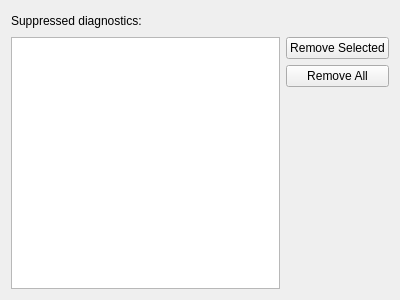
This is src/plugins/clangtools/clangtoolsprojectsettingswidget.ui in qt-creator/qt-creator as Qt 5 draws it before an edit. The edited form follows.
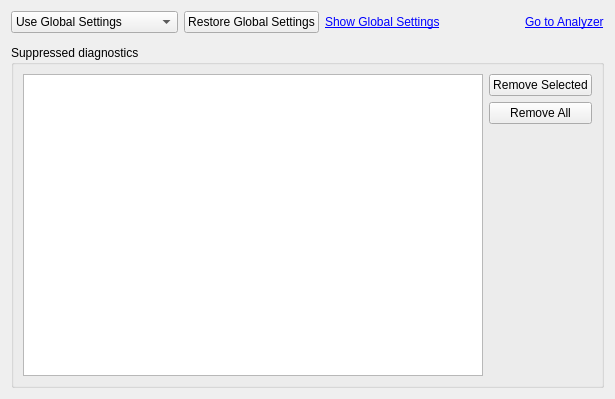
This is the edited form. Custom widgets are drawn as their Qt base class.

Commit message:
ClangTools: Move run settings to projects mode
Make the global run settings available per project in project mode and
thus remove the diagnostic config selection from the
selectable-files-dialog:

 * Extract the classes RunSettings and RunSettingsWidget instead of
   duplicating stuff.
 * Ensure to pick up the old settings
 * Add some convenience buttons/links in projects mode allowing to
   restore the global settings, to open the global settings and to
   navigate (back) to the analyzer mode.

What changed in the file:
```diff
--- a/src/plugins/clangtools/clangtoolsprojectsettingswidget.ui
+++ b/src/plugins/clangtools/clangtoolsprojectsettingswidget.ui
@@ -6,20 +6,41 @@
    <rect>
     <x>0</x>
     <y>0</y>
-    <width>400</width>
-    <height>300</height>
+    <width>615</width>
+    <height>399</height>
    </rect>
   </property>
   <property name="windowTitle">
    <string/>
   </property>
-  <layout class="QVBoxLayout" name="verticalLayout_2">
+  <layout class="QVBoxLayout" name="verticalLayout_3">
    <item>
     <layout class="QHBoxLayout" name="horizontalLayout">
      <item>
-      <widget class="QLabel" name="label">
+      <widget class="QComboBox" name="globalCustomComboBox">
+       <item>
        <property name="text">
-        <string>Suppressed diagnostics:</string>
+         <string>Use Global Settings</string>
+        </property>
+       </item>
+       <item>
+        <property name="text">
+         <string>Use Customized Settings</string>
+        </property>
+       </item>
+      </widget>
+     </item>
+     <item>
+      <widget class="QPushButton" name="restoreGlobal">
+       <property name="text">
+        <string>Restore Global Settings</string>
+       </property>
+      </widget>
+     </item>
+     <item>
+      <widget class="QLabel" name="gotoGlobalSettingsLabel">
+       <property name="text">
+        <string>&lt;a href=&quot;target&quot;&gt;Show Global Settings&lt;/a&gt;</string>
        </property>
       </widget>
      </item>
@@ -36,8 +57,24 @@
        </property>
       </spacer>
      </item>
+     <item>
+      <widget class="QLabel" name="gotoAnalyzerModeLabel">
+       <property name="text">
+        <string>&lt;a href=&quot;target&quot;&gt;Go to Analyzer&lt;/a&gt;</string>
+       </property>
+      </widget>
+     </item>
     </layout>
    </item>
+   <item>
+    <widget class="ClangTools::Internal::RunSettingsWidget" name="runSettingsWidget" native="true"/>
+   </item>
+   <item>
+    <widget class="QGroupBox" name="groupBox">
+     <property name="title">
+      <string>Suppressed diagnostics</string>
+     </property>
+     <layout class="QVBoxLayout" name="verticalLayout_2">
    <item>
     <layout class="QHBoxLayout" name="horizontalLayout_2">
      <item>
@@ -82,6 +119,17 @@
    </item>
   </layout>
  </widget>
+   </item>
+  </layout>
+ </widget>
+ <customwidgets>
+  <customwidget>
+   <class>ClangTools::Internal::RunSettingsWidget</class>
+   <extends>QWidget</extends>
+   <header>clangtools/runsettingswidget.h</header>
+   <container>1</container>
+  </customwidget>
+ </customwidgets>
  <resources/>
  <connections/>
 </ui>
```
Lines whose indentation alone changed are shown as unchanged. The commit also changes 22 other files.
